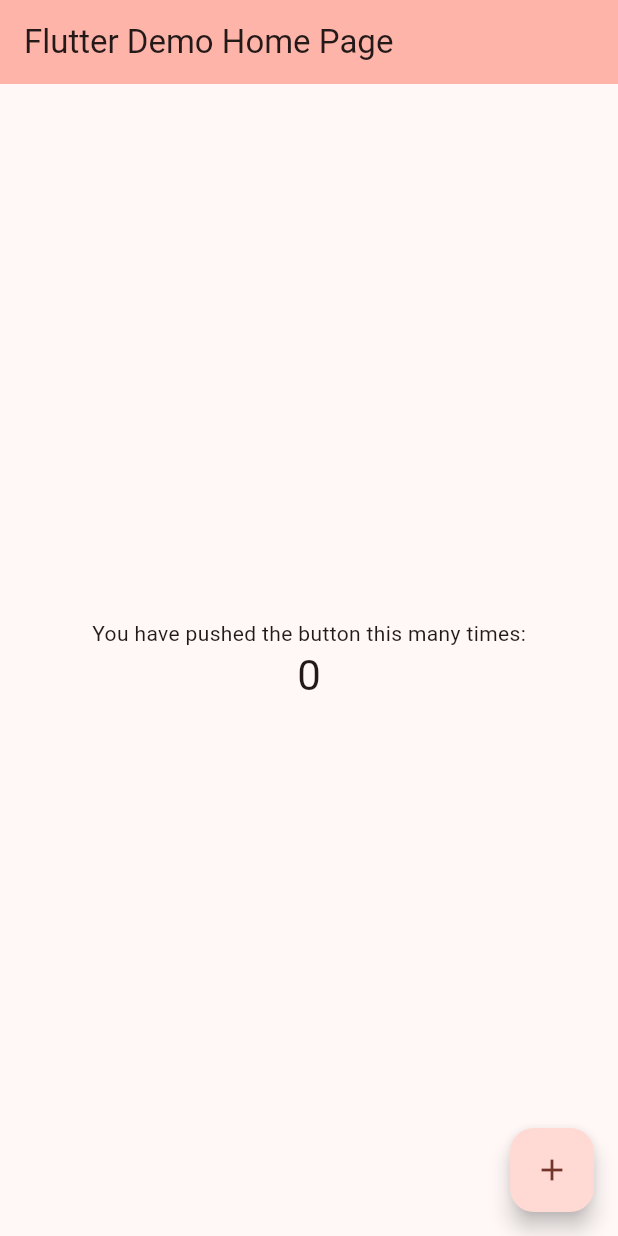
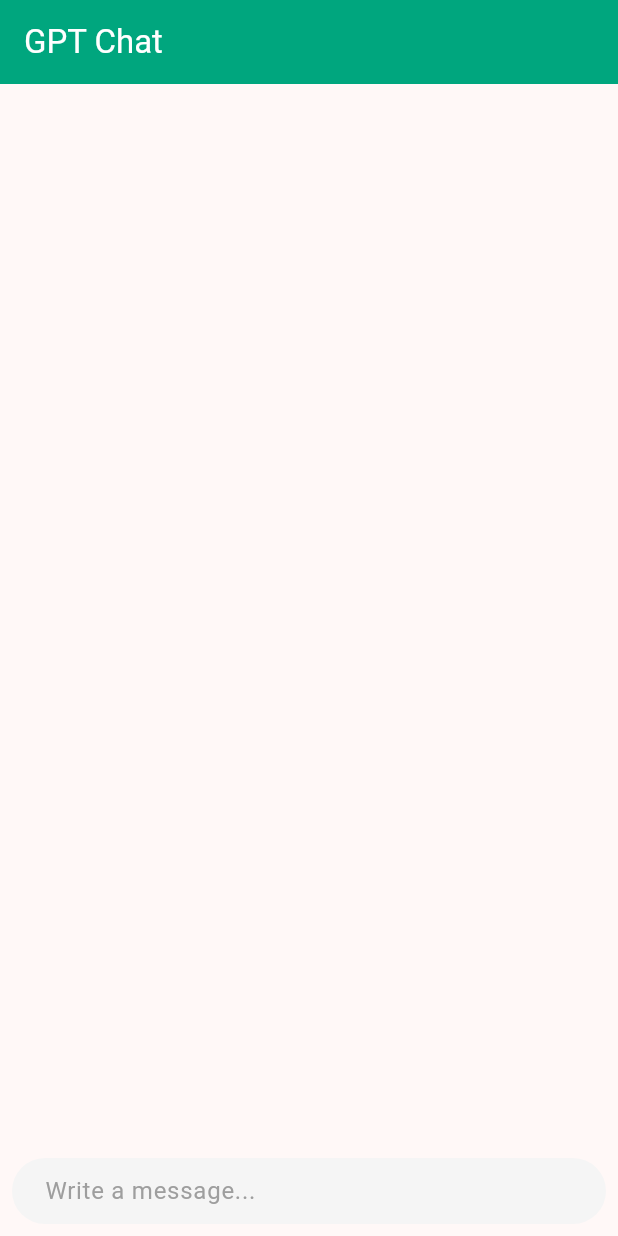
Before and after one commit to brentvanmalsen/chatbot, a Flutter app: the screen it shows after launch, on a phone screen of 412 x 824 dp. Run offline on Flutter 3.47's test engine with Material 3 defaults, Android fonts, the phone set to English and light mode, and no system bars; drawn by our look-alikes of dash_chat_2.

Commit message:
Chatbalk gemaakt

```diff
--- /dev/null
+++ b/lib/consts.dart
@@ -0,0 +1 @@
+const OPENAI_API_KEY = "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";
--- a/lib/main.dart
+++ b/lib/main.dart
@@ -1,4 +1,5 @@
 import 'package:flutter/material.dart';
+import 'package:flutter_application_chatbot/pages/chat_page.dart';
 
 void main() {
   runApp(const MyApp());
@@ -31,95 +32,7 @@ class MyApp extends StatelessWidget {
         colorScheme: ColorScheme.fromSeed(seedColor: Colors.red),
         useMaterial3: true,
       ),
-      home: const MyHomePage(title: 'Flutter Demo Home Page'),
+      home: ChatPage(),
     );
   }
 }
-
-class MyHomePage extends StatefulWidget {
-  const MyHomePage({super.key, required this.title});
-
-  // This widget is the home page of your application. It is stateful, meaning
-  // that it has a State object (defined below) that contains fields that affect
-  // how it looks.
-
-  // This class is the configuration for the state. It holds the values (in this
-  // case the title) provided by the parent (in this case the App widget) and
-  // used by the build method of the State. Fields in a Widget subclass are
-  // always marked "final".
-
-  final String title;
-
-  @override
-  State<MyHomePage> createState() => _MyHomePageState();
-}
-
-class _MyHomePageState extends State<MyHomePage> {
-  int _counter = 0;
-
-  void _incrementCounter() {
-    setState(() {
-      // This call to setState tells the Flutter framework that something has
-      // changed in this State, which causes it to rerun the build method below
-      // so that the display can reflect the updated values. If we changed
-      // _counter without calling setState(), then the build method would not be
-      // called again, and so nothing would appear to happen.
-      _counter++;
-    });
-  }
-
-  @override
-  Widget build(BuildContext context) {
-    // This method is rerun every time setState is called, for instance as done
-    // by the _incrementCounter method above.
-    //
-    // The Flutter framework has been optimized to make rerunning build methods
-    // fast, so that you can just rebuild anything that needs updating rather
-    // than having to individually change instances of widgets.
-    return Scaffold(
-      appBar: AppBar(
-        // TRY THIS: Try changing the color here to a specific color (to
-        // Colors.amber, perhaps?) and trigger a hot reload to see the AppBar
-        // change color while the other colors stay the same.
-        backgroundColor: Theme.of(context).colorScheme.inversePrimary,
-        // Here we take the value from the MyHomePage object that was created by
-        // the App.build method, and use it to set our appbar title.
-        title: Text(widget.title),
-      ),
-      body: Center(
-        // Center is a layout widget. It takes a single child and positions it
-        // in the middle of the parent.
-        child: Column(
-          // Column is also a layout widget. It takes a list of children and
-          // arranges them vertically. By default, it sizes itself to fit its
-          // children horizontally, and tries to be as tall as its parent.
-          //
-          // Column has various properties to control how it sizes itself and
-          // how it positions its children. Here we use mainAxisAlignment to
-          // center the children vertically; the main axis here is the vertical
-          // axis because Columns are vertical (the cross axis would be
-          // horizontal).
-          //
-          // TRY THIS: Invoke "debug painting" (choose the "Toggle Debug Paint"
-          // action in the IDE, or press "p" in the console), to see the
-          // wireframe for each widget.
-          mainAxisAlignment: MainAxisAlignment.center,
-          children: <Widget>[
-            const Text(
-              'You have pushed the button this many times:',
-            ),
-            Text(
-              '$_counter',
-              style: Theme.of(context).textTheme.headlineMedium,
-            ),
-          ],
-        ),
-      ),
-      floatingActionButton: FloatingActionButton(
-        onPressed: _incrementCounter,
-        tooltip: 'Increment',
-        child: const Icon(Icons.add),
-      ), // This trailing comma makes auto-formatting nicer for build methods.
-    );
-  }
-}
--- /dev/null
+++ b/lib/pages/chat_page.dart
@@ -0,0 +1,46 @@
+import 'package:dash_chat_2/dash_chat_2.dart';
+import 'package:flutter/material.dart';
+
+class ChatPage extends StatefulWidget {
+  const ChatPage({super.key});
+
+  @override
+  State<ChatPage> createState() => _ChatPageState();
+}
+
+class _ChatPageState extends State<ChatPage> {
+  final ChatUser _currentUser =
+      ChatUser(id: '1', firstName: 'Brent', lastName: 'van Malsen');
+
+  final ChatUser _gptChatUser =
+      ChatUser(id: '2', firstName: 'Chat', lastName: 'GPT');
+
+  List<ChatMessage> _messages = <ChatMessage>[];
+
+  @override
+  Widget build(BuildContext context) {
+    return Scaffold(
+      appBar: AppBar(
+        backgroundColor: const Color.fromRGBO(0, 166, 126, 1), // Color.fromRGB0
+        title: const Text(
+          'GPT Chat',
+          style: TextStyle(
+            color: Colors.white,
+          ),
+        ),
+      ),
+      body: DashChat(
+          currentUser: _currentUser,
+          onSend: (ChatMessage m) {
+            getChatResponse(m);
+          },
+          messages: _messages),
+    );
+  }
+
+  Future<void> getChatResponse(ChatMessage m) async {
+    setState(() {
+
+    });
+  }
+}
```
Also changed, not shown: 146 other files.
